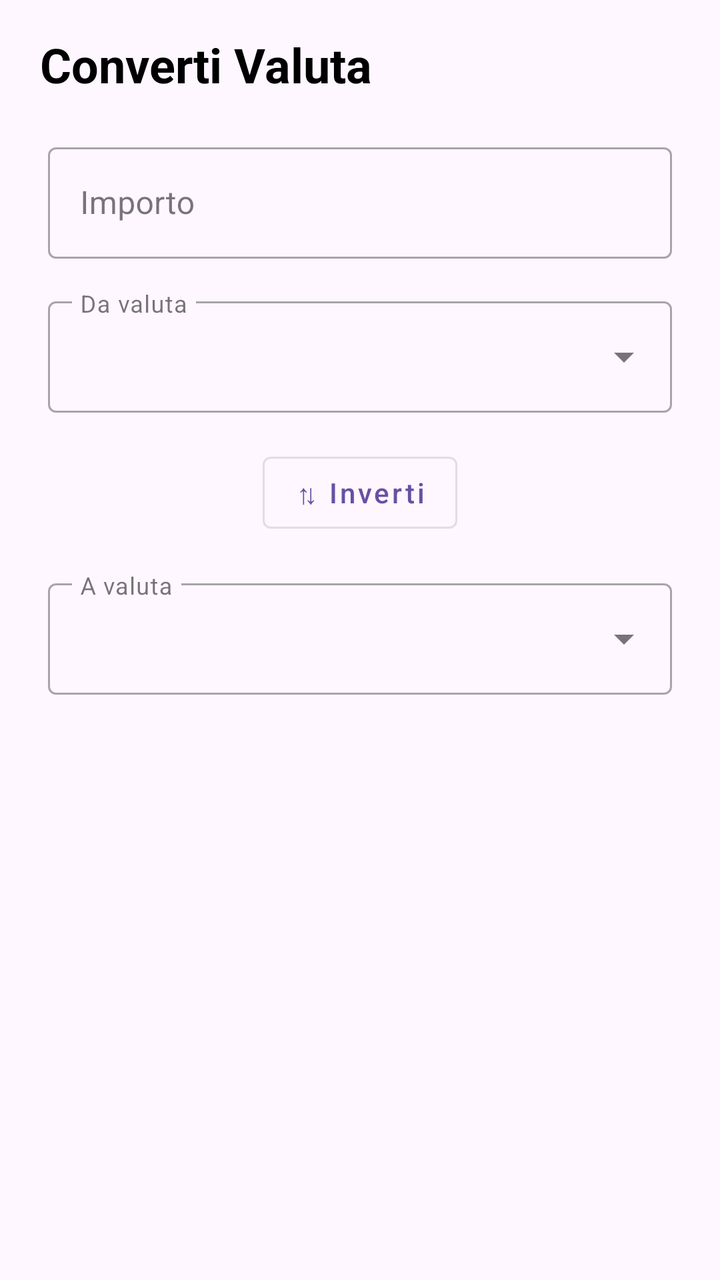
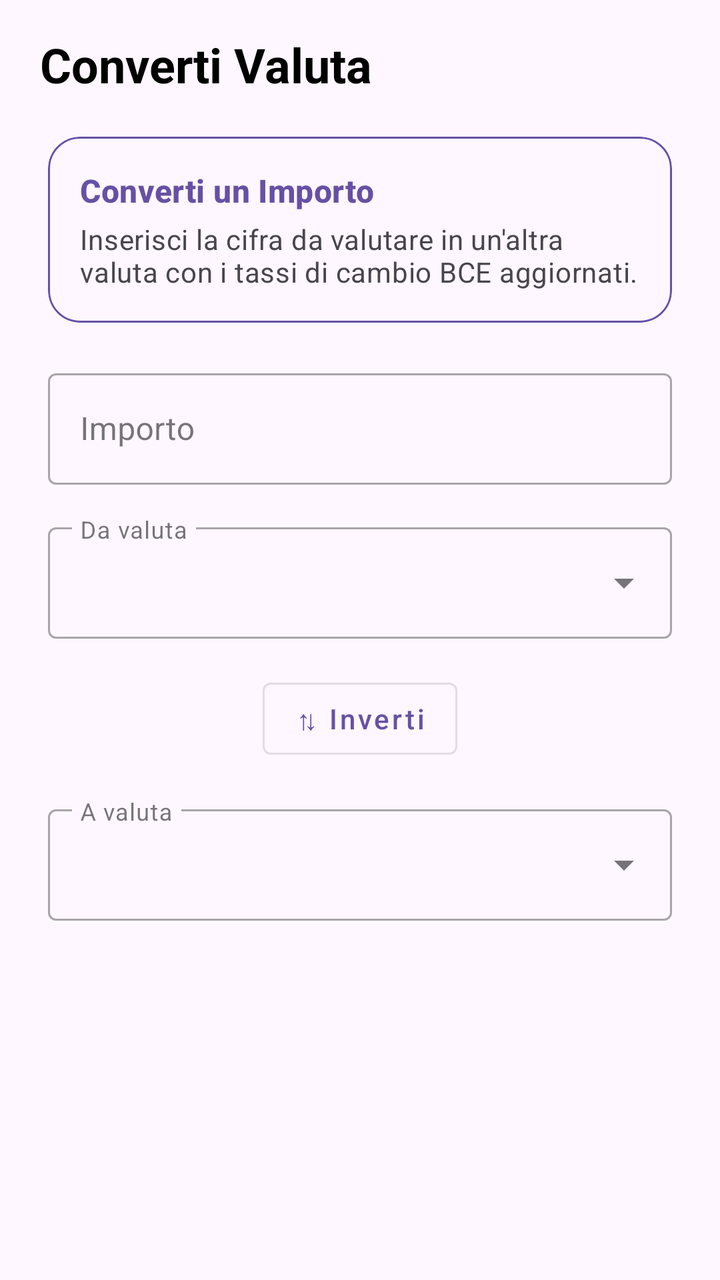

Two renders of the same Android screen: before a commit and after it. Below are the layout's source before the change and the commit's diff.
<!-- AndroidManifest.xml: application theme Theme.PariPariApp -->
<!-- res/layout/fragment_valuta.xml -->
<?xml version="1.0" encoding="utf-8"?>
<LinearLayout
    xmlns:android="http://schemas.android.com/apk/res/android"
    xmlns:app="http://schemas.android.com/apk/res-auto"
    xmlns:tools="http://schemas.android.com/tools"
    android:layout_width="match_parent"
    android:layout_height="match_parent"
    android:orientation="vertical">

    
    <LinearLayout
        android:layout_width="match_parent"
        android:layout_height="wrap_content"
        android:orientation="horizontal"
        android:gravity="center_vertical"
        android:paddingStart="20dp"
        android:paddingEnd="16dp"
        android:paddingTop="16dp"
        android:paddingBottom="8dp">

        <TextView
            android:id="@+id/tv_titolo_valuta"
            android:layout_width="match_parent"
            android:layout_height="wrap_content"
            android:text="@string/title_valuta"
            android:textSize="24sp"
            android:textStyle="bold"
            android:textColor="@android:color/black" />

    </LinearLayout>

    <androidx.core.widget.NestedScrollView
        android:layout_width="match_parent"
        android:layout_height="0dp"
        android:layout_weight="1"
        android:fillViewport="true">

        <LinearLayout
            android:layout_width="match_parent"
            android:layout_height="match_parent"
            android:orientation="vertical"
            android:paddingHorizontal="24dp"
            android:paddingTop="12dp"
            android:paddingBottom="16dp"
            android:gravity="top">

            
            <com.google.android.material.textfield.TextInputLayout
                android:id="@+id/til_importo"
                style="@style/Widget.MaterialComponents.TextInputLayout.OutlinedBox"
                android:layout_width="match_parent"
                android:layout_height="wrap_content"
                android:hint="@string/label_importo"
                android:importantForAutofill="no"
                android:layout_marginBottom="16dp">

                <com.google.android.material.textfield.TextInputEditText
                    android:id="@+id/et_importo"
                    android:layout_width="match_parent"
                    android:layout_height="wrap_content"
                    android:inputType="numberDecimal"
                    android:importantForAutofill="no"
                    android:maxLines="1"
                    android:imeOptions="actionDone" />

            </com.google.android.material.textfield.TextInputLayout>

            
            <com.google.android.material.textfield.TextInputLayout
                android:id="@+id/til_valuta_da"
                style="@style/Widget.MaterialComponents.TextInputLayout.OutlinedBox"
                android:layout_width="match_parent"
                android:layout_height="wrap_content"
                android:hint="@string/label_valuta_da"
                app:expandedHintEnabled="false"
                app:hintAnimationEnabled="false"
                app:endIconMode="custom"
                app:endIconDrawable="@drawable/ic_arrow_drop_down"
                android:layout_marginBottom="16dp">

                <com.google.android.material.textfield.TextInputEditText
                    android:id="@+id/spinner_valuta_da"
                    android:layout_width="match_parent"
                    android:layout_height="wrap_content"
                    android:focusable="false"
                    android:cursorVisible="false"
                    android:clickable="true"
                    android:inputType="none" />

            </com.google.android.material.textfield.TextInputLayout>

            
            <com.google.android.material.button.MaterialButton
                android:id="@+id/btn_inverti"
                style="@style/Widget.MaterialComponents.Button.OutlinedButton"
                android:layout_width="wrap_content"
                android:layout_height="wrap_content"
                android:layout_gravity="center_horizontal"
                android:layout_marginBottom="16dp"
                android:text="@string/btn_inverti"
                android:textAllCaps="false" />

            
            <com.google.android.material.textfield.TextInputLayout
                android:id="@+id/til_valuta_a"
                style="@style/Widget.MaterialComponents.TextInputLayout.OutlinedBox"
                android:layout_width="match_parent"
                android:layout_height="wrap_content"
                android:hint="@string/label_valuta_a"
                app:expandedHintEnabled="false"
                app:hintAnimationEnabled="false"
                app:endIconMode="custom"
                app:endIconDrawable="@drawable/ic_arrow_drop_down"
                android:layout_marginBottom="24dp">

                <com.google.android.material.textfield.TextInputEditText
                    android:id="@+id/spinner_valuta_a"
                    android:layout_width="match_parent"
                    android:layout_height="wrap_content"
                    android:focusable="false"
                    android:cursorVisible="false"
                    android:clickable="true"
                    android:inputType="none" />

            </com.google.android.material.textfield.TextInputLayout>

            
            <com.google.android.material.card.MaterialCardView
                android:id="@+id/card_risultato"
                android:layout_width="match_parent"
                android:layout_height="wrap_content"
                android:visibility="gone"
                app:cardCornerRadius="14dp"
                app:cardElevation="3dp">

                <LinearLayout
                    android:layout_width="match_parent"
                    android:layout_height="wrap_content"
                    android:orientation="vertical"
                    android:padding="20dp">

                    <TextView
                        android:layout_width="wrap_content"
                        android:layout_height="wrap_content"
                        android:text="@string/label_risultato"
                        android:textAppearance="@style/TextAppearance.MaterialComponents.Caption"
                        android:textColor="?android:attr/textColorSecondary"
                        android:layout_marginBottom="4dp" />

                    <TextView
                        android:id="@+id/tv_risultato"
                        android:layout_width="wrap_content"
                        android:layout_height="wrap_content"
                        android:text="@string/placeholder_risultato"
                        android:textAppearance="@style/TextAppearance.MaterialComponents.Headline5"
                        android:textStyle="bold"
                        android:layout_marginBottom="4dp" />

                    <TextView
                        android:id="@+id/tv_dettaglio_tasso"
                        android:layout_width="wrap_content"
                        android:layout_height="wrap_content"
                        android:textAppearance="@style/TextAppearance.MaterialComponents.Body2"
                        android:textColor="?android:attr/textColorSecondary" />

                </LinearLayout>

            </com.google.android.material.card.MaterialCardView>

            
            <ProgressBar
                android:id="@+id/progress_valuta"
                style="?android:attr/progressBarStyleSmall"
                android:layout_width="wrap_content"
                android:layout_height="wrap_content"
                android:layout_gravity="center_horizontal"
                android:layout_marginTop="16dp"
                android:visibility="gone" />

            
            <View
                android:layout_width="match_parent"
                android:layout_height="0dp"
                android:layout_weight="1" />

            
            <TextView
                android:id="@+id/tv_ultimo_aggiornamento"
                android:layout_width="wrap_content"
                android:layout_height="wrap_content"
                android:layout_gravity="center_horizontal"
                android:layout_marginTop="16dp"
                android:layout_marginBottom="16dp"
                android:gravity="center"
                android:textColor="?android:attr/textColorSecondary"
                android:textAppearance="@style/TextAppearance.MaterialComponents.Caption" />

        </LinearLayout>

    </androidx.core.widget.NestedScrollView>

</LinearLayout>
<!-- resources referenced by this layout -->
<resources>
  <!-- drawable ic_arrow_drop_down (drawable) -->
  <vector xmlns:android="http://schemas.android.com/apk/res/android"
      android:width="24dp"
      android:height="24dp"
      android:viewportWidth="24"
      android:viewportHeight="24">
      <path
          android:fillColor="@android:color/black"
          android:pathData="M7,10l5,5 5,-5z" />
  </vector>
  <string name="btn_inverti">⇅ Inverti</string>
  <string name="label_importo">Importo</string>
  <string name="label_risultato">Risultato</string>
  <string name="label_valuta_a">A valuta</string>
  <string name="label_valuta_da">Da valuta</string>
  <string name="placeholder_risultato">—</string>
  <string name="title_valuta">Converti Valuta</string>
  <style name="Theme.PariPariApp" parent="Base.Theme.PariPariApp" />
  <style name="Base.Theme.PariPariApp" parent="Theme.Material3.DayNight.NoActionBar">
          
          
      </style>
</resources>

<!-- the commit's change to res/layout/fragment_valuta.xml (unified diff, before → after) -->
@@ -45,6 +45,40 @@
             android:gravity="top">
 
             
+            <com.google.android.material.card.MaterialCardView
+                android:layout_width="match_parent"
+                android:layout_height="wrap_content"
+                android:layout_marginBottom="20dp"
+                app:cardCornerRadius="16dp"
+                app:cardElevation="0dp"
+                app:strokeWidth="1dp"
+                app:strokeColor="?attr/colorPrimary">
+
+                <LinearLayout
+                    android:layout_width="match_parent"
+                    android:layout_height="wrap_content"
+                    android:orientation="vertical"
+                    android:padding="16dp">
+
+                    <TextView
+                        android:layout_width="wrap_content"
+                        android:layout_height="wrap_content"
+                        android:text="@string/valuta_header_titolo"
+                        android:textAppearance="?attr/textAppearanceTitleMedium"
+                        android:textStyle="bold"
+                        android:textColor="?attr/colorPrimary" />
+
+                    <TextView
+                        android:layout_width="wrap_content"
+                        android:layout_height="wrap_content"
+                        android:layout_marginTop="4dp"
+                        android:text="@string/valuta_header_subtitolo"
+                        android:textAppearance="?attr/textAppearanceBodyMedium"
+                        android:textColor="?android:attr/textColorSecondary" />
+                </LinearLayout>
+            </com.google.android.material.card.MaterialCardView>
+
+            
             <com.google.android.material.textfield.TextInputLayout
                 android:id="@+id/til_importo"
                 style="@style/Widget.MaterialComponents.TextInputLayout.OutlinedBox"
<!-- resource entries referenced after the edit -->
@@ -17,6 +17,8 @@
   <string name="label_valuta_da">Da valuta</string>
   <string name="placeholder_risultato">—</string>
   <string name="title_valuta">Converti Valuta</string>
+  <string name="valuta_header_subtitolo">Inserisci la cifra da valutare in un\'altra valuta con i tassi di cambio BCE aggiornati.</string>
+  <string name="valuta_header_titolo">Converti un Importo</string>
   <style name="Theme.PariPariApp" parent="Base.Theme.PariPariApp" />
   <style name="Base.Theme.PariPariApp" parent="Theme.Material3.DayNight.NoActionBar">
           
